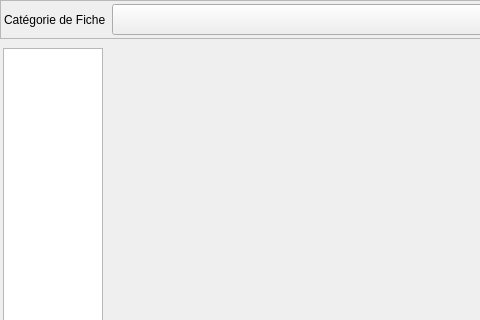
Qt form Lamia/toolprepro/base2_chantier/lamiabasechantier_desordre_tool_orange_ui.ui (Artelia/Lamia) before a commit; both pictures show x 0 to 480 and y 0 to 320 of the 731 by 564 pixel window.
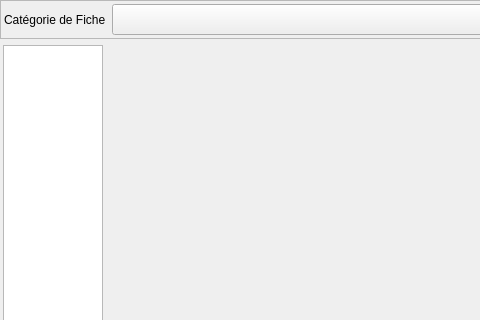
The same form after that commit. The open tabs and pages were chosen to show the change.

Commit message: chantier orange dev

```diff
--- a/Lamia/toolprepro/base2_chantier/lamiabasechantier_desordre_tool_orange_ui.ui
+++ b/Lamia/toolprepro/base2_chantier/lamiabasechantier_desordre_tool_orange_ui.ui
@@ -14,6 +14,9 @@
    <string>Form</string>
   </property>
   <layout class="QVBoxLayout" name="verticalLayout_2" stretch="1,20">
+   <property name="spacing">
+    <number>3</number>
+   </property>
    <property name="leftMargin">
     <number>0</number>
    </property>
@@ -206,7 +209,20 @@
           </layout>
          </widget>
          <widget class="QWidget" name="page_desc">
-          <layout class="QVBoxLayout" name="verticalLayout_4"/>
+          <layout class="QVBoxLayout" name="verticalLayout_4">
+           <property name="leftMargin">
+            <number>0</number>
+           </property>
+           <property name="topMargin">
+            <number>0</number>
+           </property>
+           <property name="rightMargin">
+            <number>0</number>
+           </property>
+           <property name="bottomMargin">
+            <number>0</number>
+           </property>
+          </layout>
          </widget>
          <widget class="QWidget" name="page_propo">
           <layout class="QVBoxLayout" name="verticalLayout_3"/>
```
Left out of the diff: 6 changed lines with no effect on the pictures. The commit also changes 25 other files.
